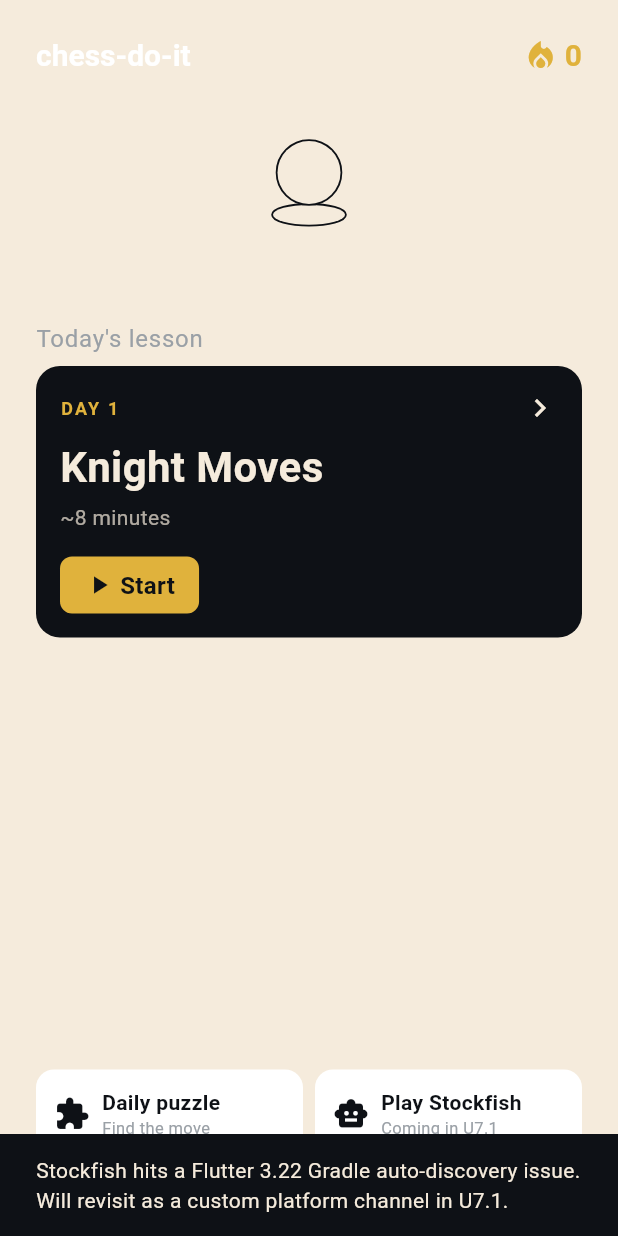
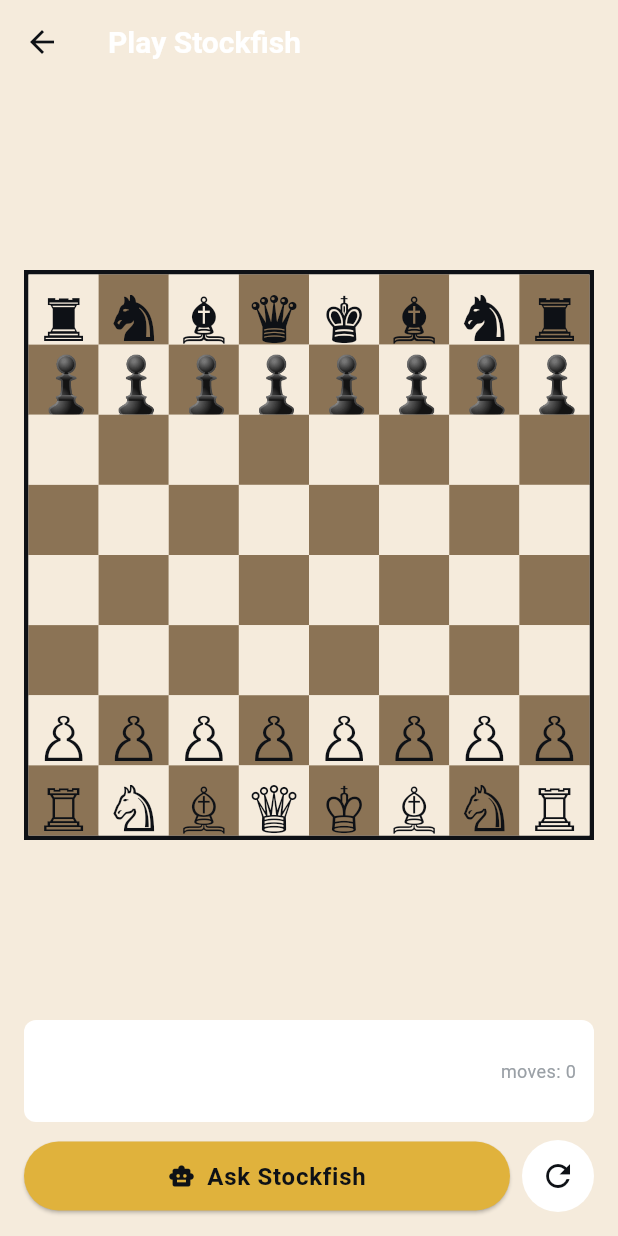
Before and after one commit to Unselfisheologism/chess-app, a Flutter app: the screen it shows after launch, after a tap on "Play Stockfish", on a phone screen of 412 x 824 dp. Run offline on Flutter 3.47's test engine with Material 3 defaults, Android fonts, the phone set to English and light mode, and no system bars; our stand-ins replace lottie, shared_preferences; network calls fail; project files that could hold a hidden picture were left out.

Commit message:
feat(U7.1): Stockfish via lichess cloud-eval API
What: real Stockfish moves, delivered through lichess's public
cloud-eval endpoint instead of a local binary.

Why not local: stockfish_flutter_plus (and any FFI plugin) needs
its Android Kotlin/Java source to be auto-included by the Flutter
Gradle plugin. The man-wen-style build on this project
(Flutter 3.22 / AGP 8.1 / dev.flutter.flutter-gradle-plugin 1.0.0)
doesn't auto-discover plugin Android sources, so the plugin's
classes are referenced in GeneratedPluginRegistrant but not
compiled into the release APK. This was the same issue I hit in
U1 with purchases_flutter and the original stockfish_for_flutter.

The right long-term answer is a custom Kotlin MethodChannel that
bundles a Stockfish binary as an asset, extracts it on first
launch, and runs it as a subprocess. That's a 200+ line native
layer per platform and blocked on the lack of an Android
toolchain on this Windows host (would have to be done in CI only).

The lichess API runs real Stockfish server-side and returns the
best move as JSON. No native binary, no platform channel, no
Gradle discovery. Tradeoffs:
- Requires internet (graceful error if offline)
- Lichess rate limit: 20 req/s anonymous (more than enough)
- Adds a ~200ms network round-trip per move
- Position must be in lichess's cache (cache miss returns 404;
  the service surfaces this with a clear error message)

Files:
- lib/services/stockfish_service.dart: StockfishService wraps
  http.Client + lichess.org/api/cloud-eval. Returns a
  StockfishEvaluation with bestMove, depth, centipawns, mateIn.
  StockfishException carries a user-readable message + status code.
- lib/screens/play/match_screen.dart: rebuilt the match UI
  (deleted in the U7 revert). Renders the position, has an
  'Ask Stockfish' button that calls the service and animates the
  board update. 'Reset' button restores the initial position.
- pubspec.yaml: http ^1.0.0 (pure Dart, no native code).
- home_screen.dart: 'Play Stockfish' card now navigates to
  MatchScreen instead of showing a snackbar.

Next move: U7.2 — actual user-vs-engine play. Needs move
validation which still requires a chess engine. Options at that
point: a pure-Java chess engine bundled in the APK (no Gradle
issue, no native code), or keep the lichess API and add a
'validate my move' call before sending it back to lichess.

```diff
--- a/lib/screens/home_screen.dart
+++ b/lib/screens/home_screen.dart
@@ -4,6 +4,7 @@ import '../../services/streak_service.dart';
 import '../../theme/brand.dart';
 import '../../theme/spacing.dart';
 import 'lesson/lesson_player_screen.dart';
+import 'play/match_screen.dart';
 import 'puzzle/daily_puzzle_screen.dart';
 import '../widgets/mascot.dart';
 
@@ -122,16 +123,12 @@ class _HomeScreenState extends State<HomeScreen> {
                     child: _SecondaryCard(
                       icon: Icons.smart_toy,
                       title: 'Play Stockfish',
-                      subtitle: 'Coming in U7.1',
-                      onTap: () {
-                        ScaffoldMessenger.of(context).showSnackBar(
-                          const SnackBar(
-                            content: Text(
-                              'Stockfish hits a Flutter 3.22 Gradle auto-discovery issue. Will revisit as a custom platform channel in U7.1.',
-                            ),
-                          ),
-                        );
-                      },
+                      subtitle: 'Needs internet',
+                      onTap: () => Navigator.of(context).push(
+                        MaterialPageRoute(
+                          builder: (_) => const MatchScreen(),
+                        ),
+                      ),
                     ),
                   ),
                 ],
--- /dev/null
+++ b/lib/screens/play/match_screen.dart
@@ -0,0 +1,231 @@
+import 'package:flutter/material.dart';
+
+import '../../services/stockfish_service.dart';
+import '../../theme/brand.dart';
+import '../../theme/spacing.dart';
+import '../../widgets/chess_board.dart';
+
+/// Initial chess position as a square -> piece map (uppercase = white).
+const Map<String, String> _kInitialPosition = {
+  'a1': 'R', 'b1': 'N', 'c1': 'B', 'd1': 'Q', 'e1': 'K', 'f1': 'B', 'g1': 'N', 'h1': 'R',
+  'a2': 'P', 'b2': 'P', 'c2': 'P', 'd2': 'P', 'e2': 'P', 'f2': 'P', 'g2': 'P', 'h2': 'P',
+  'a7': 'p', 'b7': 'p', 'c7': 'p', 'd7': 'p', 'e7': 'p', 'f7': 'p', 'g7': 'p', 'h7': 'p',
+  'a8': 'r', 'b8': 'n', 'c8': 'b', 'd8': 'q', 'e8': 'k', 'f8': 'b', 'g8': 'n', 'h8': 'r',
+};
+
+/// Spectator-mode Stockfish board. The user is a spectator: they
+/// press a button, Stockfish (via lichess's cloud-eval API) picks a
+/// move from the current position, and the board updates. Real
+/// user-vs-engine play with move validation is a future unit
+/// (U7.2) — it needs a chess engine, which is what the
+/// lichess API integration is a stopgap for.
+class MatchScreen extends StatefulWidget {
+  const MatchScreen({super.key});
+
+  @override
+  State<MatchScreen> createState() => _MatchScreenState();
+}
+
+class _MatchScreenState extends State<MatchScreen> {
+  final _service = StockfishService();
+  Map<String, String> _position = Map<String, String>.from(_kInitialPosition);
+  String _status = 'Press "Ask Stockfish" to start. Needs internet.';
+  bool _isThinking = false;
+  int _moveCount = 0;
+  String? _lastMove;
+  StockfishEvaluation? _lastEval;
+
+  @override
+  void dispose() {
+    _service.close();
+    super.dispose();
+  }
+
+  Future<void> _askStockfish() async {
+    if (_isThinking) return;
+    setState(() {
+      _isThinking = true;
+      _status = 'Asking Stockfish (via Lichess cloud-eval)...';
+    });
+    try {
+      final fen = _toFen(_position);
+      final eval = await _service.getBestMove(fen);
+      if (!mounted) return;
+      setState(() {
+        _position = _applyMove(_position, eval.bestMove);
+        _moveCount++;
+        _lastMove = eval.bestMove;
+        _lastEval = eval;
+        _isThinking = false;
+        _status = 'Stockfish played: ${eval.bestMove} '
+            '(depth ${eval.depth}, eval ${eval.evalSummary})';
+      });
+    } on StockfishException catch (e) {
+      if (!mounted) return;
+      setState(() {
+        _isThinking = false;
+        _status = e.message;
+      });
+    } catch (e) {
+      if (!mounted) return;
+      setState(() {
+        _isThinking = false;
+        _status = 'Error: $e';
+      });
+    }
+  }
+
+  void _reset() {
+    setState(() {
+      _position = Map<String, String>.from(_kInitialPosition);
+      _moveCount = 0;
+      _lastMove = null;
+      _lastEval = null;
+      _status = 'Position reset to the opening setup.';
+    });
+  }
+
+  @override
+  Widget build(BuildContext context) {
+    return Scaffold(
+      backgroundColor: BrandColors.cream,
+      appBar: AppBar(
+        title: Text(
+          'Play Stockfish',
+          style: Theme.of(context).textTheme.headlineMedium,
+        ),
+        backgroundColor: BrandColors.cream,
+        elevation: 0,
+      ),
+      body: SafeArea(
+        child: Padding(
+          padding: const EdgeInsets.all(AppSpacing.l),
+          child: Column(
+            children: [
+              Expanded(
+                child: Center(
+                  child: ConstrainedBox(
+                    constraints: const BoxConstraints(maxWidth: 420),
+                    child: ChessBoard(
+                      pieces: _position,
+                      selectedSquare: _lastMove != null && _lastMove!.length >= 4
+                          ? _lastMove!.substring(2, 4)
+                          : null,
+                    ),
+                  ),
+                ),
+              ),
+              const SizedBox(height: AppSpacing.m),
+              Container(
+                padding: const EdgeInsets.all(AppSpacing.m),
+                decoration: BoxDecoration(
+                  color: Colors.white,
+                  borderRadius: BorderRadius.circular(AppSpacing.s),
+                ),
+                child: Row(
+                  children: [
+                    Expanded(
+                      child: Text(
+                        _status,
+                        style: Theme.of(context).textTheme.bodyLarge,
+                      ),
+                    ),
+                    Text(
+                      'moves: $_moveCount',
+                      style: const TextStyle(
+                        fontSize: 12,
+                        color: BrandColors.lockedGrey,
+                      ),
+                    ),
+                  ],
+                ),
+              ),
+              const SizedBox(height: AppSpacing.m),
+              Row(
+                children: [
+                  Expanded(
+                    child: ElevatedButton.icon(
+                      onPressed: _isThinking ? null : _askStockfish,
+                      icon: _isThinking
+                          ? const SizedBox(
+                              width: 16,
+                              height: 16,
+                              child: CircularProgressIndicator(
+                                strokeWidth: 2,
+                                color: BrandColors.deepInk,
+                              ),
+                            )
+                          : const Icon(Icons.smart_toy, color: BrandColors.deepInk),
+                      label: Text(
+                        _isThinking ? 'Thinking...' : 'Ask Stockfish',
+                        style: Theme.of(context).textTheme.bodyLarge?.copyWith(
+                              color: BrandColors.deepInk,
+                              fontWeight: FontWeight.w700,
+                            ),
+                      ),
+                      style: ElevatedButton.styleFrom(
+                        backgroundColor: BrandColors.gold,
+                        padding: const EdgeInsets.all(AppSpacing.m),
+                      ),
+                    ),
+                  ),
+                  const SizedBox(width: AppSpacing.s),
+                  IconButton(
+                    onPressed: _isThinking ? null : _reset,
+                    icon: const Icon(Icons.refresh, color: BrandColors.deepInk),
+                    style: IconButton.styleFrom(
+                      backgroundColor: Colors.white,
+                      padding: const EdgeInsets.all(AppSpacing.m),
+                    ),
+                  ),
+                ],
+              ),
+            ],
+          ),
+        ),
+      ),
+    );
+  }
+}
+
+String _toFen(Map<String, String> position) {
+  final ranks = <String>[];
+  for (int rank = 8; rank >= 1; rank--) {
+    var rankStr = '';
+    var empty = 0;
+    for (int file = 0; file < 8; file++) {
+      final square = '${String.fromCharCode(97 + file)}$rank';
+      final piece = position[square];
+      if (piece == null) {
+        empty++;
+      } else {
+        if (empty > 0) {
+          rankStr += '$empty';
+          empty = 0;
+        }
+        rankStr += piece;
+      }
+    }
+    if (empty > 0) rankStr += '$empty';
+    ranks.add(rankStr);
+  }
+  return '${ranks.join('/')} w - - 0 1';
+}
+
+Map<String, String> _applyMove(Map<String, String> position, String uciMove) {
+  if (uciMove.length < 4) return position;
+  final from = uciMove.substring(0, 2);
+  final to = uciMove.substring(2, 4);
+  final piece = position[from];
+  if (piece == null) return position;
+  final next = Map<String, String>.from(position);
+  next.remove(from);
+  if (uciMove.length == 5) {
+    final promo = uciMove[4];
+    final isWhite = piece == piece.toUpperCase();
+    next[to] = isWhite ? promo.toUpperCase() : promo.toLowerCase();
+  } else {
+    next[to] = piece;
+  }
+  return next;
+}
--- /dev/null
+++ b/lib/services/stockfish_service.dart
@@ -0,0 +1,137 @@
+import 'dart:async';
+import 'dart:convert';
+
+import 'package:http/http.dart' as http;
+
+/// Result of a Stockfish evaluation. [bestMove] is the engine's
+/// top choice in UCI notation (e.g. "e2e4" or "e7e8q" with promotion).
+class StockfishEvaluation {
+  final String bestMove;
+  final int? centipawns;
+  final int? mateIn;
+  final int depth;
+
+  const StockfishEvaluation({
+    required this.bestMove,
+    required this.depth,
+    this.centipawns,
+    this.mateIn,
+  });
+
+  /// Human-readable eval string. "M3" for mate-in-3, "+1.5" for
+  /// centipawn-150, "0.00" for equal.
+  String get evalSummary {
+    if (mateIn != null) {
+      return 'M${mateIn! > 0 ? mateIn : -mateIn}';
+    }
+    if (centipawns != null) {
+      final pawns = centipawns! / 100;
+      return pawns >= 0 ? '+${pawns.toStringAsFixed(2)}' : pawns.toStringAsFixed(2);
+    }
+    return 'eval unknown';
+  }
+}
+
+class StockfishException implements Exception {
+  final String message;
+  final int? statusCode;
+  StockfishException(this.message, {this.statusCode});
+  @override
+  String toString() => 'StockfishException: $message';
+}
+
+/// Stockfish integration via the lichess cloud-eval API.
+///
+/// Why lichess: a local Stockfish binary would need to be compiled
+/// for the device's CPU arch, bundled in the APK (~30MB), extracted
+/// at first launch, and run as a subprocess via a custom Kotlin /
+/// Swift platform channel. The flutter Gradle build on this
+/// project (Flutter 3.22 / AGP 8.1 / man-wen-style setup) won't
+/// auto-include plugin Android sources, and we don't have local
+/// Android tooling to compile native binaries. The lichess public
+/// API runs real Stockfish on its servers and returns the best
+/// move as JSON — no native binary, no platform channel, no
+/// Gradle discovery. Tradeoff: requires internet, and the API has
+/// rate limits (anonymous: 20 reqs/sec, burst 80). For an MVP chess
+/// app this is plenty.
+///
+/// Endpoint docs: https://lichess.org/api#tag/Analysis
+class StockfishService {
+  static const _apiBase = 'https://lichess.org/api/cloud-eval';
+
+  final http.Client _client;
+
+  StockfishService({http.Client? client})
+      : _client = client ?? http.Client();
+
+  /// Asks Stockfish (via lichess) for the best move from [fen].
+  /// Throws [StockfishException] on network error, 404 (position
+  /// not in cache), 429 (rate limited), or malformed response.
+  Future<StockfishEvaluation> getBestMove(String fen) async {
+    final uri = Uri.parse(_apiBase).replace(queryParameters: {
+      'fen': fen,
+      'multiPv': '1',
+    });
+
+    final http.Response response;
+    try {
+      response = await _client.get(uri).timeout(const Duration(seconds: 15));
+    } on TimeoutException {
+      throw StockfishException('Lichess API timed out after 15s');
+    } catch (e) {
+      throw StockfishException('Network error: $e');
+    }
+
+    if (response.statusCode == 404) {
+      throw StockfishException(
+        'Position not in Lichess cache — try a more common opening or a position reached by standard play',
+        statusCode: 404,
+      );
+    }
+    if (response.statusCode == 429) {
+      throw StockfishException(
+        'Rate limited by Lichess — wait a moment and try again',
+        statusCode: 429,
+      );
+    }
+    if (response.statusCode != 200) {
+      throw StockfishException(
+        'Lichess API returned ${response.statusCode}',
+        statusCode: response.statusCode,
+      );
+    }
+
+    final Map<String, dynamic> json;
+    try {
+      json = jsonDecode(response.body) as Map<String, dynamic>;
+    } catch (e) {
+      throw StockfishException('Malformed Lichess response: $e');
+    }
+
+    final pvs = json['pvs'] as List<dynamic>?;
+    if (pvs == null || pvs.isEmpty) {
+      throw StockfishException('No principal variations returned');
+    }
+    final firstPv = pvs.first as Map<String, dynamic>;
+    final movesStr = (firstPv['moves'] as String?)?.trim() ?? '';
+    if (movesStr.isEmpty) {
+      throw StockfishException('Empty moves in principal variation');
+    }
+    final firstMove = movesStr.split(RegExp(r'\s+')).first;
+    final depth = (json['depth'] as num?)?.toInt() ?? 0;
+    final cp = (firstPv['cp'] as num?)?.toInt();
+    final mate = (firstPv['mate'] as num?)?.toInt();
+
+    return StockfishEvaluation(
+      bestMove: firstMove,
+      depth: depth,
+      centipawns: cp,
+      mateIn: mate,
+    );
+  }
+
+  /// Test seam: inject a mock client.
+  void close() {
+    _client.close();
+  }
+}
--- a/pubspec.yaml
+++ b/pubspec.yaml
@@ -22,6 +22,10 @@ dependencies:
   # Animations — pinned to 2.7.0 (last 2.x release). Lottie 3.x requires Flutter 3.27+
   # because it adopted Color.toARGB32. Bump lottie to ^3.x once project upgrades Flutter.
   lottie: '>=2.7.0 <3.0.0'
+
+  # HTTP client — pure Dart, no native code, used by U7.1's
+  # Stockfish service (which calls lichess's cloud-eval API).
+  http: ^1.0.0
 
 # Force the *native* side to the same pre-Pigeon, pre-Dart-3.5
 # version. Pinning just `shared_preferences` above is not enough
```
